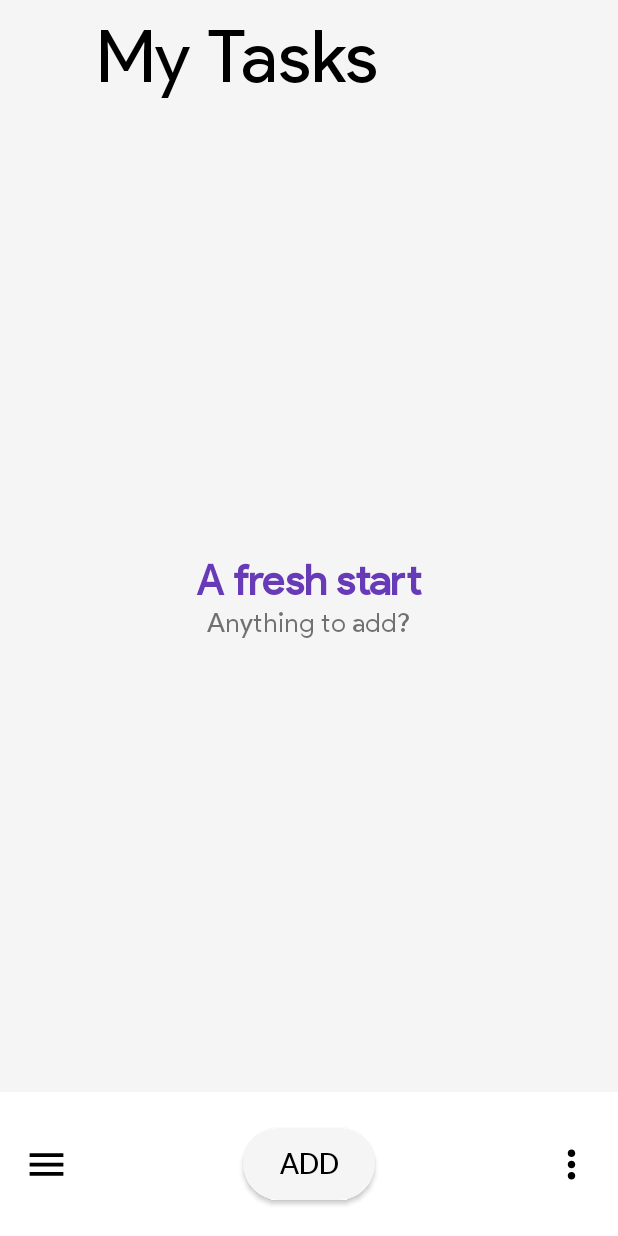
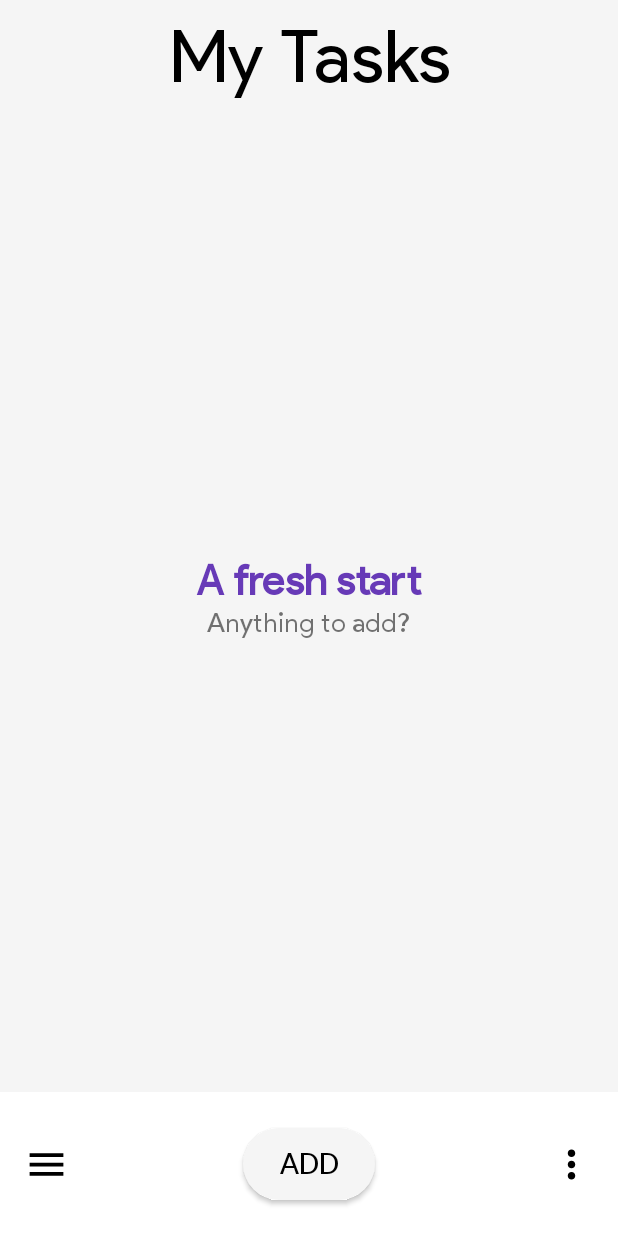
Before and after one commit to thejunglegiant/RoutineTracker, an Android app: the screen it shows after launch (MainActivity), on a phone screen of 412 x 824 dp. Run offline under Robolectric (Android 15) with nearby library versions, the phone set to English and light mode, and no system bars; our stand-ins replace Room's generated code, data binding.

Commit message:
List title set on center; mistake in sentence fixed

```diff
--- a/app/src/main/res/layout/fragment_list.xml
+++ b/app/src/main/res/layout/fragment_list.xml
@@ -57,11 +57,12 @@
                 android:layout_height="wrap_content"
                 android:layout_marginStart="64dp"
                 android:layout_marginEnd="64dp"
+                android:ellipsize="end"
+                android:maxLines="1"
                 android:paddingTop="@dimen/small_padding"
+                android:textAlignment="center"
                 android:textColor="@color/textColor"
                 android:textSize="48sp"
-                android:ellipsize="end"
-                android:maxLines="1"
                 app:layout_constraintEnd_toEndOf="parent"
                 app:layout_constraintStart_toStartOf="parent"
                 app:layout_constraintTop_toTopOf="parent"
--- a/app/src/main/res/values/strings.xml
+++ b/app/src/main/res/values/strings.xml
@@ -20,6 +20,6 @@
     <string name="a_fresh_start">A fresh start</string>
     <string name="anything_to_add">Anything to add?</string>
     <string name="completed">Completed</string>
-    <string name="task_were_undoned">Task were been undone</string>
+    <string name="task_were_undoned">Task were undone</string>
     <string name="no_completed_tasks_yet">No completed tasks yet</string>
 </resources>
```
